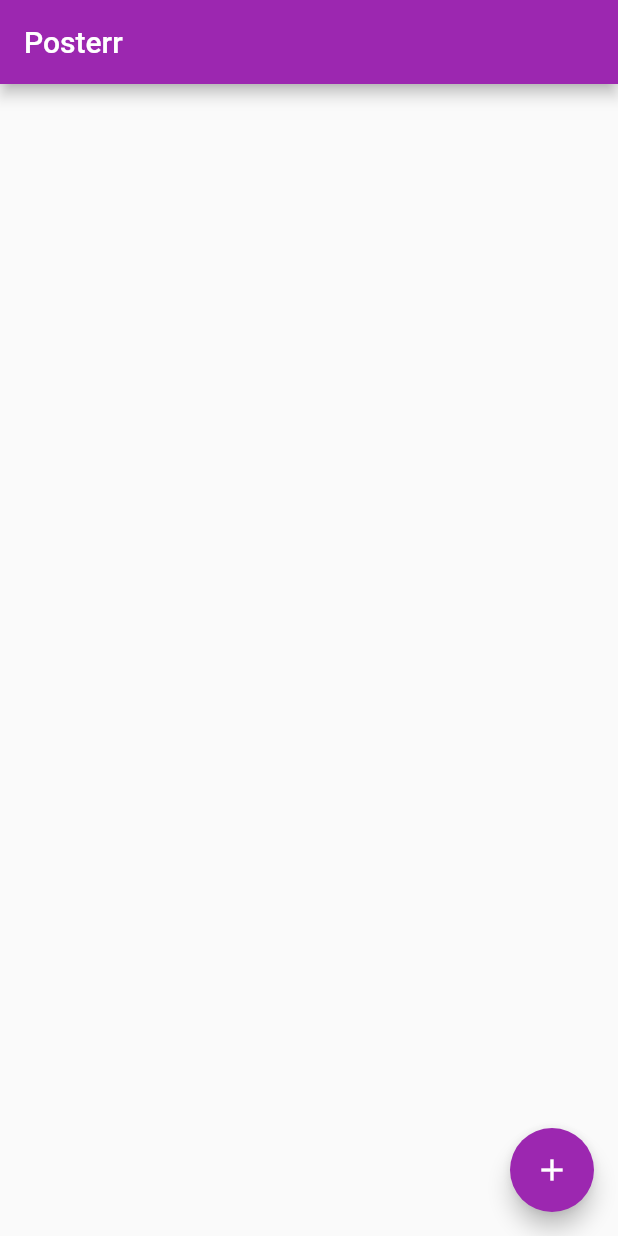
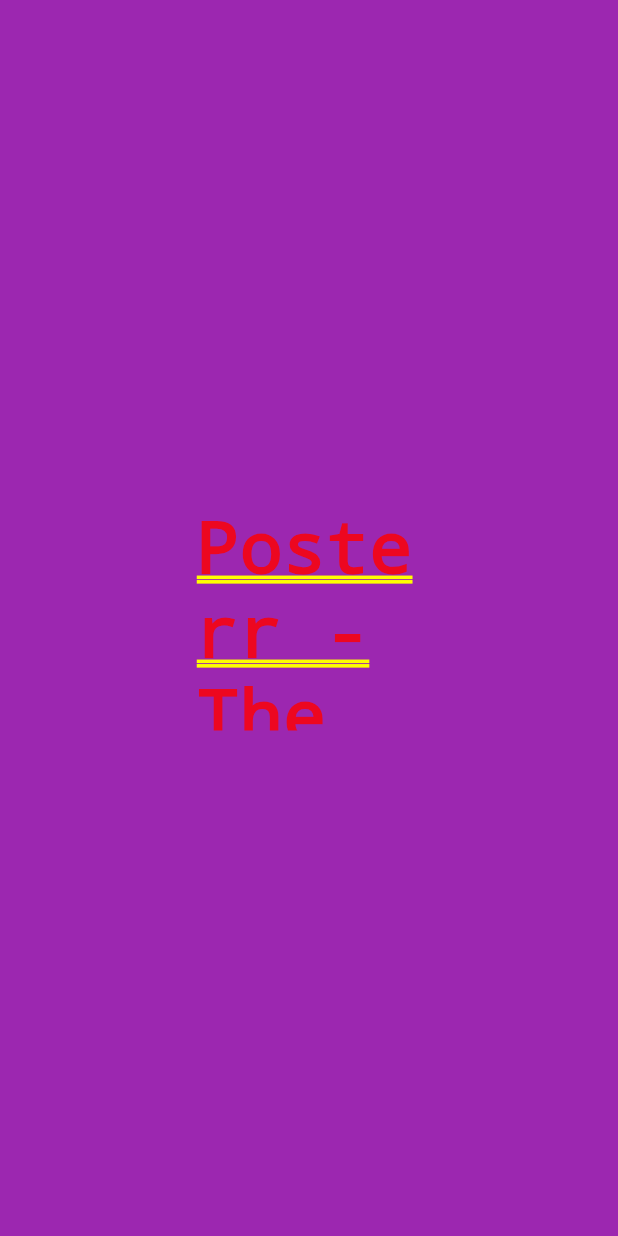
Before and after one commit to fernandoferracini/Posterr, a Flutter app: the first screen one second after launch, on a phone screen of 412 x 824 dp. Run offline on Flutter 3.47's test engine with Material 2 defaults, Android fonts, the phone set to English and light mode, and no system bars; our stand-ins replace sqflite; accounts and stored records are empty.

Commit message:
02/06/2022 17:34

```diff
--- a/lib/main.dart
+++ b/lib/main.dart
@@ -1,5 +1,6 @@
 import 'package:flutter/material.dart';
 import 'package:posterr/screens/home.dart';
+import 'package:posterr/screens/splash_screen.dart';
 
 import 'dao/posterr_posts_class.dart';
 import 'dao/posterr_users_class.dart';
@@ -34,7 +35,7 @@ class MyApp extends StatelessWidget {
         // is not restarted.
         primarySwatch: Colors.purple,
       ),
-      home: const MyHomePage(title: 'Posterr'),
+      home: Splash(),
     );
   }
 }
--- a/lib/screens/home.dart
+++ b/lib/screens/home.dart
@@ -36,13 +36,17 @@ class _MyHomePageState extends State<MyHomePage> {
         builder: (context, snapshot) {
           switch (snapshot.connectionState) {
             case ConnectionState.none:
+              print('none');
               break;
             case ConnectionState.waiting:
+              print('waiting');
               return CircularProgress();
               break;
             case ConnectionState.active:
+              print('active');
               break;
             case ConnectionState.done:
+              print('done');
               if (snapshot.hasData) {
                 final List<Map<String, dynamic>>? posts = snapshot.data;
                 // PosterrGeneral.printLongText(posts.toString());
--- /dev/null
+++ b/lib/screens/splash_screen.dart
@@ -0,0 +1,33 @@
+import 'package:flutter/material.dart';
+import 'package:posterr/screens/home.dart';
+
+class Splash extends StatefulWidget {
+  @override
+  _SplashState createState() => _SplashState();
+}
+
+class _SplashState extends State<Splash> {
+
+  @override
+  void initState() {
+    super.initState();
+    Future.delayed(Duration(seconds: 4)).then((_){
+      Navigator.pushReplacement(context, MaterialPageRoute(builder: (context)=>MyHomePage(title: 'Posterr',)));
+    });
+  }
+
+  @override
+  Widget build(BuildContext context) {
+
+    return Container(
+        color: Colors.purple,
+        child: Center(
+          child: Container(
+            width: 150,
+            height: 150,
+            child: Text('Posterr - The social network'),
+          ),
+        )
+    );
+  }
+}
```
